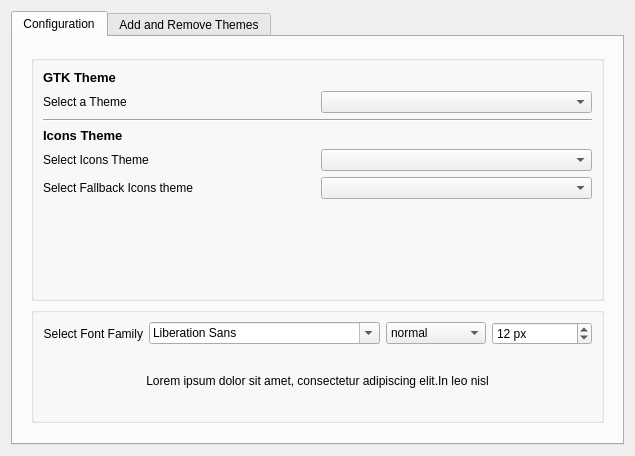
KDE/kde-gtk-config, file gui.ui: the form before one commit.
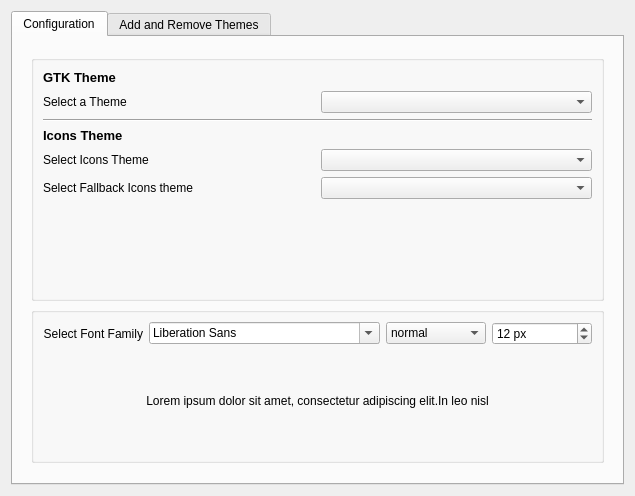
The form after the commit. Icons and pictures are not drawn.

Commit message: Arreglado problema de los iconos en algunos temas qt

Patch:
```diff
--- a/gui.ui
+++ b/gui.ui
@@ -7,7 +7,7 @@
     <x>0</x>
     <y>0</y>
     <width>635</width>
-    <height>440</height>
+    <height>466</height>
    </rect>
   </property>
   <property name="windowTitle">
@@ -467,16 +467,22 @@
              </item>
              <item row="1" column="0" rowspan="2" colspan="4">
               <widget class="QWidget" name="widget" native="true">
+               <property name="sizePolicy">
+                <sizepolicy hsizetype="Preferred" vsizetype="Fixed">
+                 <horstretch>0</horstretch>
+                 <verstretch>0</verstretch>
+                </sizepolicy>
+               </property>
                <property name="minimumSize">
                 <size>
                  <width>0</width>
-                 <height>60</height>
+                 <height>100</height>
                 </size>
                </property>
                <property name="maximumSize">
                 <size>
                  <width>16777215</width>
-                 <height>160</height>
+                 <height>100</height>
                 </size>
                </property>
                <layout class="QVBoxLayout" name="verticalLayout_2">
```
Left out of the diff: 8 changed lines with no effect on the pictures.
